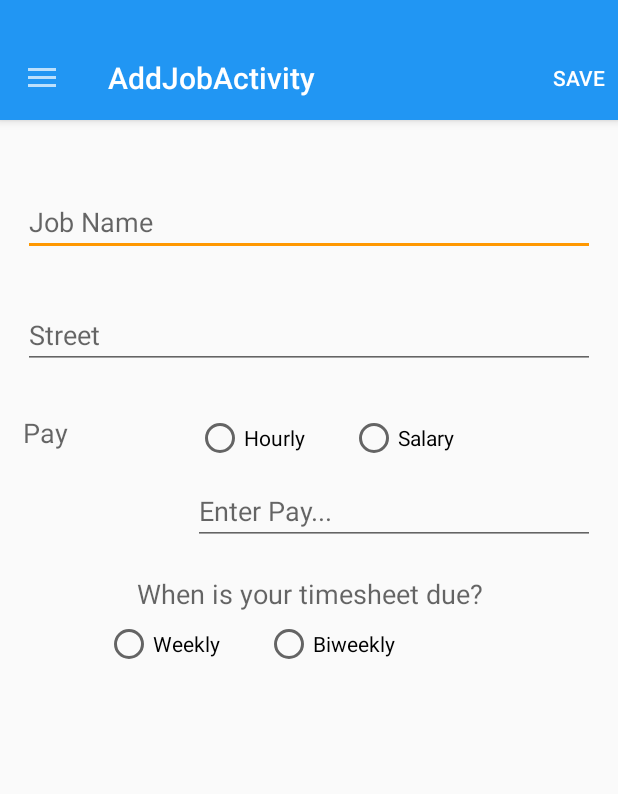
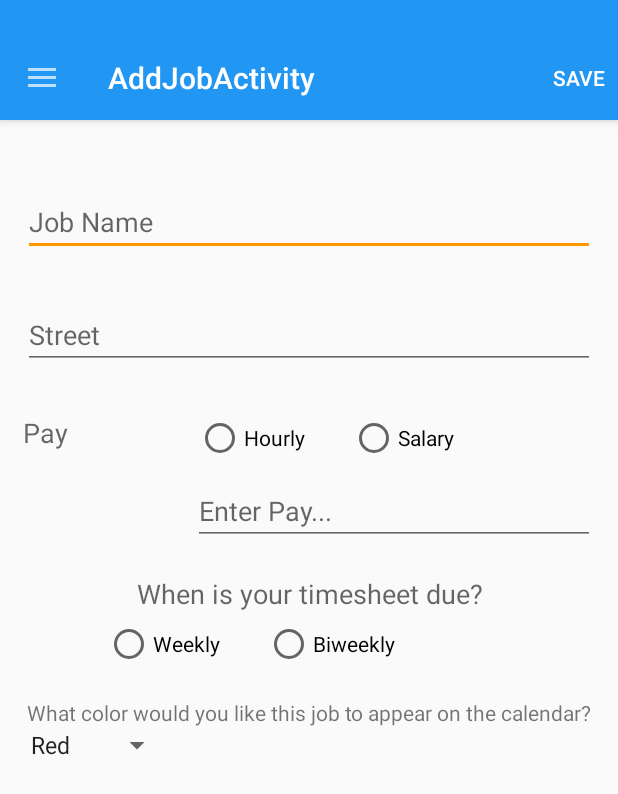
Before and after one commit to nbach/QuickTracker, an Android app: the AddJobActivity screen opened directly, with no data from a screen before it, on a phone screen of 412 x 824 dp. Shown: the top 794 px of the screen. Run offline under Robolectric (Android 15) with nearby library versions, the phone set to English and light mode, and no system bars; libraries missing offline, so code that uses them is left out: com.nispok.snackbar; 1 statement that could not run was skipped.

```diff
--- a/mobile/src/main/res/layout/activity_add_job.xml
+++ b/mobile/src/main/res/layout/activity_add_job.xml
@@ -160,6 +160,13 @@
 
         </LinearLayout>
 
+        <LinearLayout
+            android:id="@+id/colorLinearLayout"
+            android:layout_width="match_parent"
+            android:layout_height="wrap_content"
+            android:layout_below="@+id/timesheetLinearLayout"
+            android:orientation="vertical"
+            android:paddingTop="20dp">
 
             <TextView
                 android:id="@+id/colorTextView"
@@ -176,9 +183,12 @@
                 android:layout_width="wrap_content"
                 android:layout_height="wrap_content"
                 android:layout_below="@id/colorTextView"
-
                 android:id="@+id/colorSpinner"
-                android:gravity="center" />
+                android:gravity="center"
+                android:drawSelectorOnTop="true"
+                android:entries="@array/color_array"
+                android:prompt="@string/color_prompt"/>
+        </LinearLayout>
 
     </RelativeLayout>
 
--- a/mobile/src/main/res/values/strings.xml
+++ b/mobile/src/main/res/values/strings.xml
@@ -11,7 +11,9 @@
     <string name="title_activity_nav_drawer_adapter">NavDrawerAdapter</string>
     <string name="title_activity_calendar">CalendarActivity</string>
     <string name="title_activity_add_time">AddTimeActivity</string>
+    <string name="color_prompt">Color</string>
     <string-array name="color_array">
+
         <item>Red</item>
         <item>Blue</item>
         <item>Green</item>
```
Also changed, not shown: 8 other files.
